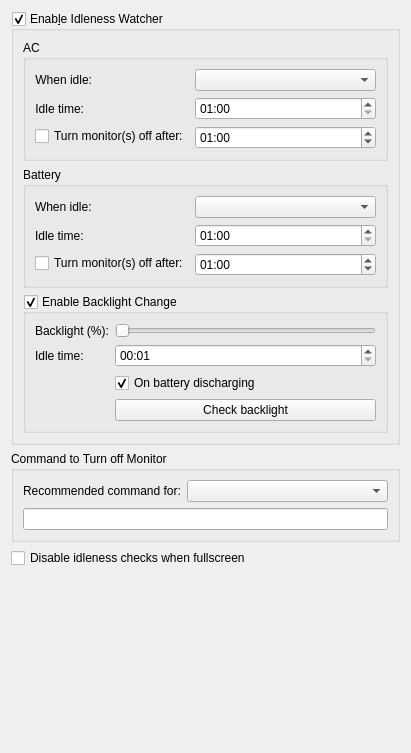
Old version of the form config/idlenesswatchersettings.ui in the repository lxqt/lxqt-powermanagement.
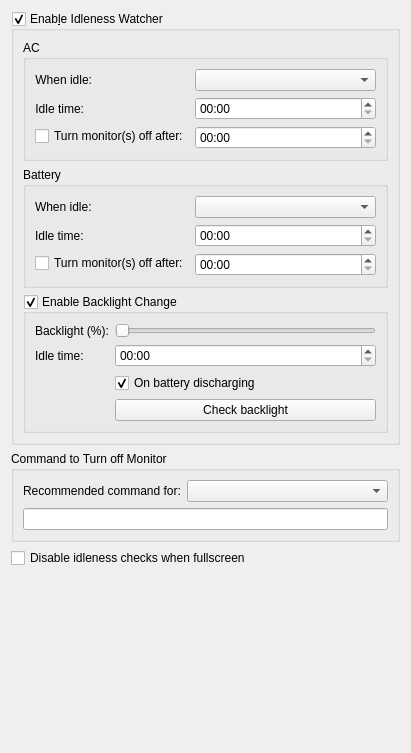
New version of the form.

What changed in the file:
```diff
--- a/config/idlenesswatchersettings.ui
+++ b/config/idlenesswatchersettings.ui
@@ -66,16 +66,6 @@
            <property name="toolTip">
             <string>Minutes:Seconds (min: 01:30)</string>
            </property>
-           <property name="minimumDateTime">
-            <datetime>
-             <hour>20</hour>
-             <minute>1</minute>
-             <second>0</second>
-             <year>2000</year>
-             <month>1</month>
-             <day>1</day>
-            </datetime>
-           </property>
            <property name="displayFormat">
             <string>mm:ss</string>
            </property>
@@ -90,16 +80,6 @@
          </item>
          <item row="2" column="1">
           <widget class="QTimeEdit" name="idleACMonitorOffTimeEdit">
-           <property name="dateTime">
-            <datetime>
-             <hour>21</hour>
-             <minute>1</minute>
-             <second>0</second>
-             <year>1999</year>
-             <month>12</month>
-             <day>31</day>
-            </datetime>
-           </property>
            <property name="displayFormat">
             <string>mm:ss</string>
            </property>
@@ -136,16 +116,6 @@
            <property name="toolTip">
             <string>Minutes:Seconds (min: 01:30)</string>
            </property>
-           <property name="minimumDateTime">
-            <datetime>
-             <hour>20</hour>
-             <minute>1</minute>
-             <second>0</second>
-             <year>2000</year>
-             <month>1</month>
-             <day>1</day>
-            </datetime>
-           </property>
            <property name="displayFormat">
             <string>mm:ss</string>
            </property>
@@ -160,16 +130,6 @@
          </item>
          <item row="2" column="1">
           <widget class="QTimeEdit" name="idleBatMonitorOffTimeEdit">
-           <property name="dateTime">
-            <datetime>
-             <hour>20</hour>
-             <minute>1</minute>
-             <second>0</second>
-             <year>2000</year>
-             <month>1</month>
-             <day>1</day>
-            </datetime>
-           </property>
            <property name="displayFormat">
             <string>mm:ss</string>
            </property>
@@ -219,23 +179,6 @@
            <property name="toolTip">
             <string>Minutes:Seconds</string>
            </property>
-           <property name="maximumTime">
-            <time>
-             <hour>22</hour>
-             <minute>59</minute>
-             <second>59</second>
-            </time>
-           </property>
-           <property name="minimumTime">
-            <time>
-             <hour>0</hour>
-             <minute>0</minute>
-             <second>1</second>
-            </time>
-           </property>
-           <property name="currentSection">
-            <enum>QDateTimeEdit::Section::MinuteSection</enum>
-           </property>
            <property name="displayFormat">
             <string>mm:ss</string>
            </property>
```
